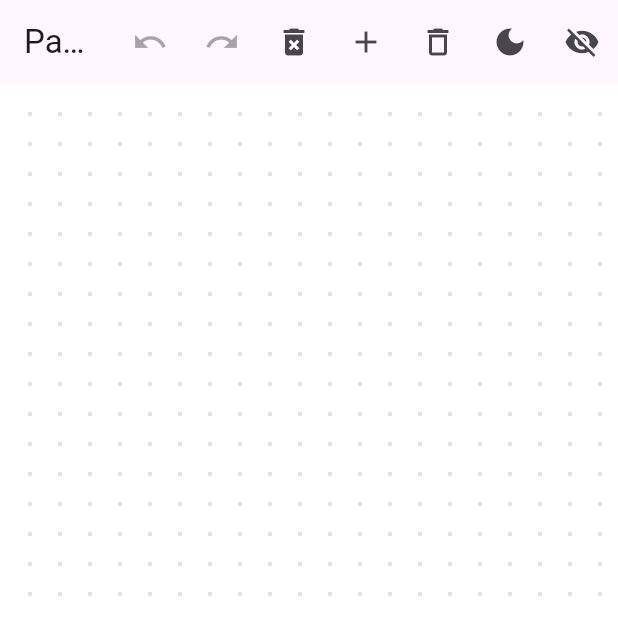
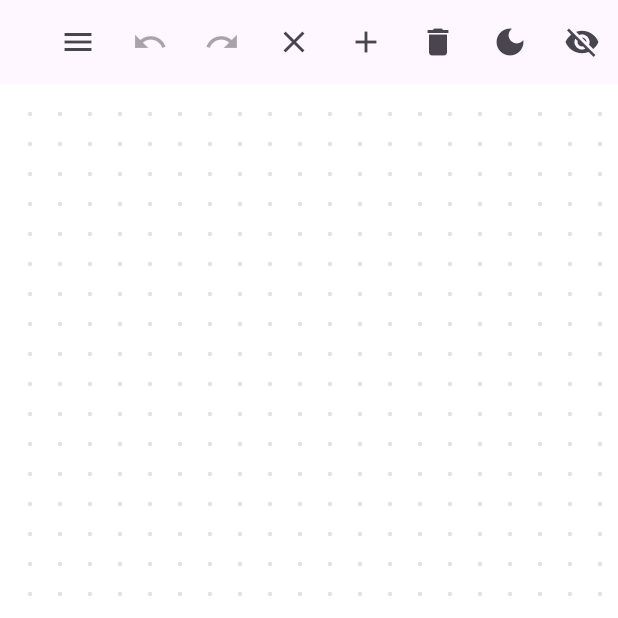
Before and after one commit to MohamedAliShaltoot/Painter_App, a Flutter app: the screen it shows after launch, on a phone screen of 412 x 824 dp, the top half of it. Run offline on Flutter 3.47's test engine with Material 3 defaults, Android fonts, the phone set to English and light mode, and no system bars.

Commit message:
add new button will implemented later and enhance snackbar appearence

```diff
--- a/lib/main.dart
+++ b/lib/main.dart
@@ -418,7 +418,7 @@ class _DrawingPageState extends State<DrawingPage> {
                     ),
                   ),
                   onPressed: () => Navigator.pop(context),
-                  child:  Text(AppStrings.cancel),
+                  child: Text(AppStrings.cancel),
                 ),
                 ElevatedButton(
                   style: ElevatedButton.styleFrom(
@@ -435,7 +435,7 @@ class _DrawingPageState extends State<DrawingPage> {
                       'textColor': currentTextColor,
                     });
                   },
-                  child:  Text(AppStrings.addText),
+                  child: Text(AppStrings.addText),
                 ),
               ],
             );
@@ -479,7 +479,7 @@ class _DrawingPageState extends State<DrawingPage> {
   Widget _buildFontSizeSlider(double fontSize, ValueChanged<double> onChanged) {
     return Row(
       children: [
-         Text(AppStrings.fontSize),
+        Text(AppStrings.fontSize),
         Expanded(
           child: Slider(
             autofocus: true,
@@ -508,7 +508,7 @@ class _DrawingPageState extends State<DrawingPage> {
 
     return Row(
       children: [
-         Text(AppStrings.textColor),
+        Text(AppStrings.textColor),
         const SizedBox(width: 10),
         ...colors.map(
           (color) => Padding(
@@ -698,12 +698,27 @@ class _DrawingPageState extends State<DrawingPage> {
 
   void _showSnackbar(String message) {
     if (mounted) {
-      ScaffoldMessenger.of(
-        context,
-      ).showSnackBar(SnackBar(content: Text(message)));
+      ScaffoldMessenger.of(context).showSnackBar(
+        SnackBar(
+          content: Text(message),
+          duration: const Duration(seconds: 3),
+          showCloseIcon: true,
+          closeIconColor: Colors.red,
+          elevation: 6,
+          behavior: SnackBarBehavior.floating,
+          margin: const EdgeInsets.only(left: 20, right: 1000, bottom: 10),
+          shape: RoundedRectangleBorder(borderRadius: BorderRadius.circular(6)),
+          action: SnackBarAction(
+            label: 'OK',
+            textColor: Colors.green,
+            onPressed: () {
+             // ScaffoldMessenger.of(context).hideCurrentSnackBar();
+            },
+          ),
+        ),
+      );
     }
   }
-
 
   // MAIN BUILD METHOD
   @override
@@ -713,34 +728,41 @@ class _DrawingPageState extends State<DrawingPage> {
         title: const Text(AppStrings.appName),
         actions: [
           IconButton(
+            onPressed: () {
+              _showSnackbar('This feature is under development.');
+            },
+            icon: const Icon(Icons.menu),
+            tooltip: AppStrings.appMenuToolTip,
+          ),
+          IconButton(
             onPressed: _undoRedoManager.canUndo ? _undo : null,
             icon: const Icon(Icons.undo_sharp),
-            tooltip: 'Undo',
+            tooltip: AppStrings.undoToolTip,
           ),
           IconButton(
             onPressed: _undoRedoManager.canRedo ? _redo : null,
             icon: const Icon(Icons.redo),
-            tooltip: 'Redo',
+            tooltip: AppStrings.redoToolTip,
           ),
           IconButton(
             onPressed: _clearCanvas,
-            icon: const Icon(Icons.delete_forever),
-            tooltip: 'Clear Canvas',
+            icon: const Icon(Icons.close),
+            tooltip: AppStrings.clearCanvasToolTip,
           ),
           IconButton(
             onPressed: _addNewPage,
             icon: const Icon(Icons.add),
-            tooltip: 'Add New Page',
+            tooltip: AppStrings.addNewPageToolTip,
           ),
           IconButton(
             onPressed: _deleteCurrentPage,
-            icon: const Icon(Icons.delete_outline),
-            tooltip: 'Delete Current Page',
+            icon: const Icon(Icons.delete),
+            tooltip: AppStrings.deleteCurrentPageToolTip,
           ),
           IconButton(
             icon: Icon(widget.isDark ? Icons.light_mode : Icons.dark_mode),
             onPressed: widget.onToggleTheme,
-            tooltip: 'Toggle Theme',
+            tooltip: AppStrings.toggleThemeToolTip,
           ),
           IconButton(
             icon: Icon(_showControls ? Icons.visibility_off : Icons.visibility),
@@ -749,7 +771,10 @@ class _DrawingPageState extends State<DrawingPage> {
                 _showControls = !_showControls;
               });
             },
-            tooltip: _showControls ? 'Hide Controls' : 'Show Controls',
+            tooltip:
+                _showControls
+                    ? AppStrings.hideControlsToolTip
+                    : AppStrings.showControlsToolTip,
           ),
         ],
       ),
```
